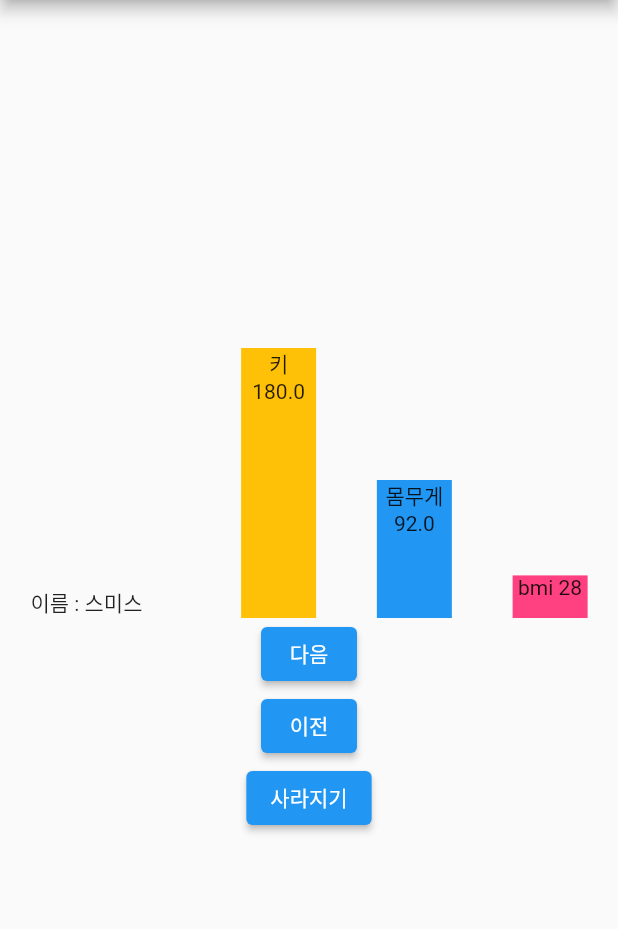
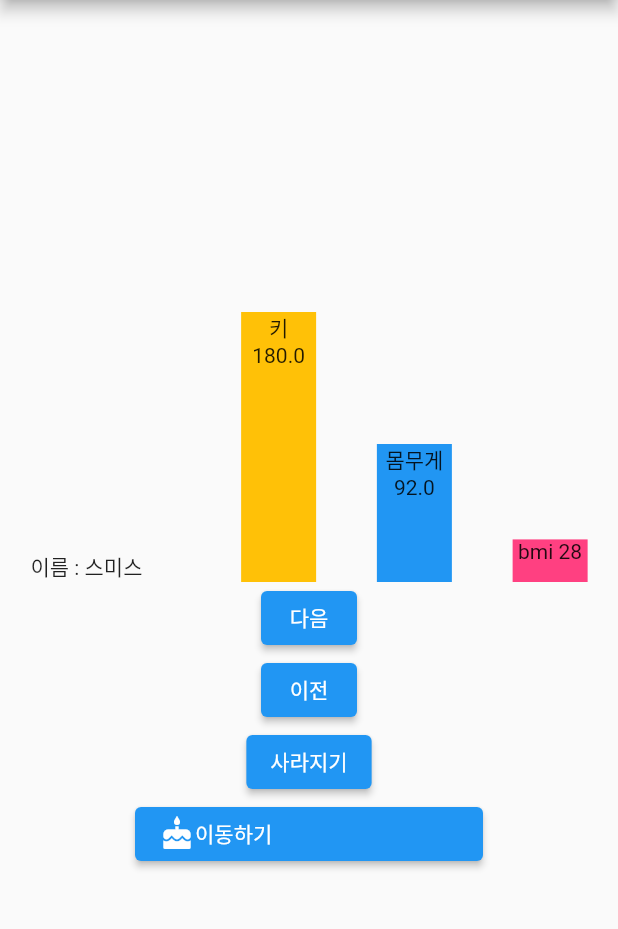
Before and after one commit to rival6821/flutter_book, a Flutter app: the screen it shows after launch, on a phone screen of 412 x 824 dp, the part 84-1013 px from its top. Run offline on Flutter 3.47's test engine with Material 2 defaults, Android fonts, the phone set to English and light mode, and no system bars; our stand-ins replace dio.

Commit message:
Hero use

```diff
--- a/animation_example/lib/main.dart
+++ b/animation_example/lib/main.dart
@@ -1,4 +1,5 @@
 import 'package:animation_example/people.dart';
+import 'package:animation_example/secondPage.dart';
 import 'package:flutter/material.dart';
 
 void main() {
@@ -128,6 +129,21 @@
                       });
                     },
                     child: Text('사라지기')),
+                ElevatedButton(
+                  onPressed: () {
+                    Navigator.of(context).push(
+                        MaterialPageRoute(builder: (context) => SecondPage()));
+                  },
+                  child: SizedBox(
+                    width: 200,
+                    child: Row(
+                      children: [
+                        Hero(tag: 'detail', child: Icon(Icons.cake)),
+                        Text('이동하기')
+                      ],
+                    ),
+                  ),
+                )
               ],
               mainAxisAlignment: MainAxisAlignment.center,
             ),
```
Also changed, not shown: animation_example/lib/secondPage.dart (added, +31 -0 lines).
